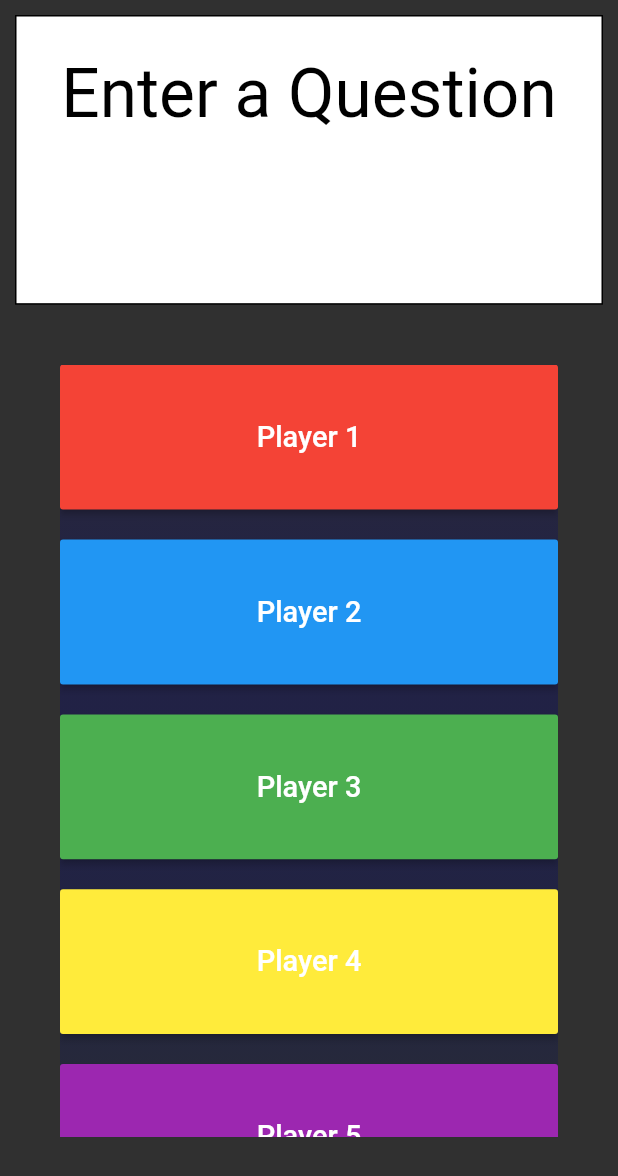
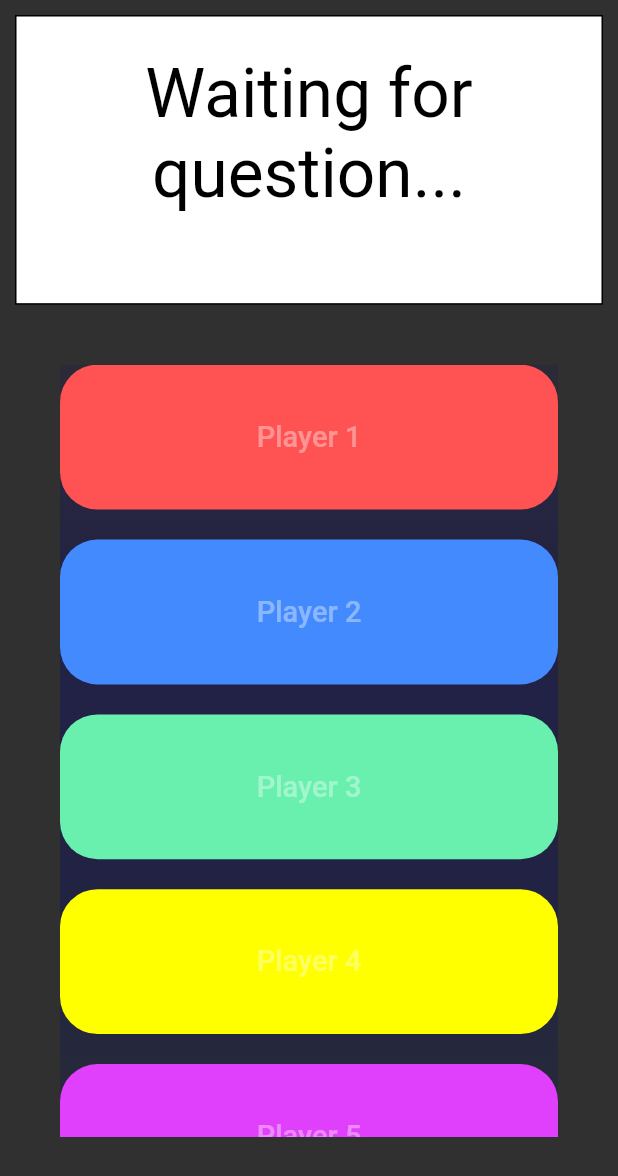
Before and after one commit to heumann-a/hackaburg19-code, a Flutter app: the QuestionPage screen opened directly, on a phone screen of 412 x 824 dp. Shown: the top 1176 px of the screen. Run offline on Flutter 3.47's test engine with Material 2 defaults, Android fonts, the phone set to English and light mode, and no system bars; network calls fail.

Commit message:
disable button if there's no information

```diff
--- a/app/lib/qp.dart
+++ b/app/lib/qp.dart
@@ -13,6 +13,8 @@ class QuestionPage extends StatefulWidget {
 }
 
 class _MyQuestionPageState extends State<QuestionPage> {
+  bool _isButtonDisabled = true;
+
   @override
   Widget build(BuildContext context) {
     var questionContainer = new Container(
@@ -30,7 +32,7 @@ class _MyQuestionPageState extends State<QuestionPage> {
             return Padding(
               padding: const EdgeInsets.symmetric(vertical: 24.0),
               child: Text(
-                snapshot.hasData ? '${snapshot.data}' : 'Enter a Question',
+                snapshot.hasData ? '${snapshot.data}' : 'Waiting for question...' ,
                 textAlign: TextAlign.center,
                 style: TextStyle(
                     color: Colors.black,
@@ -61,11 +63,17 @@ class _MyQuestionPageState extends State<QuestionPage> {
                 style: TextStyle(fontSize: screenAwareSize(15, context)),
               ),
               color: Colors.red,
+              disabledColor: Colors.redAccent,
               minWidth: screenAwareSize(300, context),
               height: screenAwareSize(75, context),
+              shape: RoundedRectangleBorder(
+                  borderRadius: BorderRadius.circular(25)),
               /*  interaction  */
-              onPressed: () {
+              onPressed: _isButtonDisabled
+                  ? null
+                  : () {
                       this.widget.channel.sink.add('RED');
+                      setState(() => _isButtonDisabled = !_isButtonDisabled);
                     },
             ),
             const SizedBox(
@@ -77,11 +85,17 @@ class _MyQuestionPageState extends State<QuestionPage> {
                 style: TextStyle(fontSize: screenAwareSize(15, context)),
               ),
               color: Colors.blue,
+              disabledColor: Colors.blueAccent,
               minWidth: screenAwareSize(300, context),
               height: screenAwareSize(75, context),
+              shape: RoundedRectangleBorder(
+                  borderRadius: BorderRadius.circular(25)),
               /*  interaction  */
-              onPressed: () {
+              onPressed: _isButtonDisabled
+                  ? null
+                  : () {
                       this.widget.channel.sink.add('BLUE');
+                      setState(() => _isButtonDisabled = !_isButtonDisabled);
                     },
             ),
             const SizedBox(
@@ -93,11 +107,17 @@ class _MyQuestionPageState extends State<QuestionPage> {
                 style: TextStyle(fontSize: screenAwareSize(15, context)),
               ),
               color: Colors.green,
+              disabledColor: Colors.greenAccent,
               minWidth: screenAwareSize(300, context),
               height: screenAwareSize(75, context),
+              shape: RoundedRectangleBorder(
+                  borderRadius: BorderRadius.circular(25)),
               /*  interaction  */
-              onPressed: () {
+              onPressed: _isButtonDisabled
+                  ? null
+                  : () {
                       this.widget.channel.sink.add('GREEN');
+                      setState(() => _isButtonDisabled = !_isButtonDisabled);
                     },
             ),
             const SizedBox(
@@ -109,11 +129,17 @@ class _MyQuestionPageState extends State<QuestionPage> {
                 style: TextStyle(fontSize: screenAwareSize(15, context)),
               ),
               color: Colors.yellow,
+              disabledColor: Colors.yellowAccent,
               minWidth: screenAwareSize(300, context),
               height: screenAwareSize(75, context),
+              shape: RoundedRectangleBorder(
+                  borderRadius: BorderRadius.circular(25)),
               /*  interaction  */
-              onPressed: () {
+              onPressed: _isButtonDisabled
+                  ? null
+                  : () {
                       this.widget.channel.sink.add('YELLOW');
+                      setState(() => _isButtonDisabled = !_isButtonDisabled);
                     },
             ),
             const SizedBox(
@@ -125,11 +151,17 @@ class _MyQuestionPageState extends State<QuestionPage> {
                 style: TextStyle(fontSize: screenAwareSize(15, context)),
               ),
               color: Colors.purple,
+              disabledColor: Colors.purpleAccent,
               minWidth: screenAwareSize(300, context),
               height: screenAwareSize(75, context),
+              shape: RoundedRectangleBorder(
+                  borderRadius: BorderRadius.circular(25)),
               /*  interaction  */
-              onPressed: () {
+              onPressed: _isButtonDisabled
+                  ? null
+                  : () {
                       this.widget.channel.sink.add('PURPLE');
+                      setState(() => _isButtonDisabled = !_isButtonDisabled);
                     },
             )
           ],
```
Lines whose indentation alone changed are shown as unchanged.
